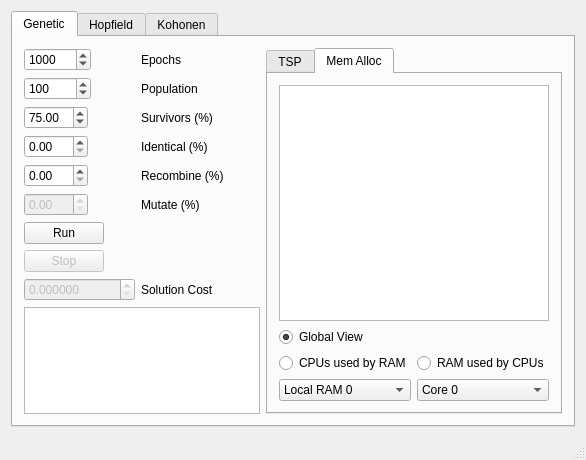
balsini/NeuroLab, file src/mainwindow.ui: the form before one commit.
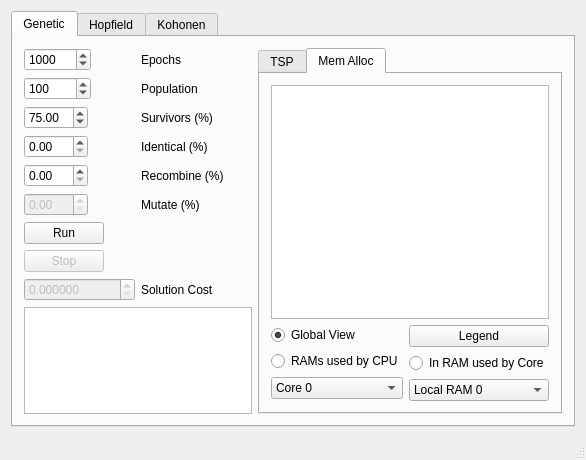
The form after the commit. Custom widgets are drawn as their Qt base class.

Patch:
```diff
--- a/src/mainwindow.ui
+++ b/src/mainwindow.ui
@@ -241,9 +241,61 @@
               <item>
                <layout class="QVBoxLayout" name="verticalLayout_3">
                 <item>
+                 <widget class="QRadioButton" name="radioButton_3">
+                  <property name="text">
+                   <string>Global View</string>
+                  </property>
+                  <property name="checked">
+                   <bool>true</bool>
+                  </property>
+                 </widget>
+                </item>
+                <item>
+                 <widget class="QRadioButton" name="radioButton">
+                  <property name="text">
+                   <string>RAMs used by CPU</string>
+                  </property>
+                 </widget>
+                </item>
+                <item>
+                 <widget class="QComboBox" name="comboBox">
+                  <item>
+                   <property name="text">
+                    <string>Core 0</string>
+                   </property>
+                  </item>
+                  <item>
+                   <property name="text">
+                    <string>Core 1</string>
+                   </property>
+                  </item>
+                  <item>
+                   <property name="text">
+                    <string>Core 2</string>
+                   </property>
+                  </item>
+                  <item>
+                   <property name="text">
+                    <string>Core 3</string>
+                   </property>
+                  </item>
+                 </widget>
+                </item>
+               </layout>
+              </item>
+              <item>
+               <layout class="QVBoxLayout" name="verticalLayout_2">
+                <item>
+                 <widget class="QPushButton" name="MemAllocLegend">
+                  <property name="text">
+                   <string>Legend</string>
+                  </property>
+                 </widget>
+                </item>
+                <item>
                  <widget class="QRadioButton" name="radioButton_2">
                   <property name="text">
-                   <string>CPUs used by RAM</string>
+                   <string>In RAM used by Core</string>
                   </property>
                   <property name="checked">
                    <bool>false</bool>
@@ -281,53 +333,8 @@
                 </item>
                </layout>
               </item>
-              <item>
-               <layout class="QVBoxLayout" name="verticalLayout_2">
-                <item>
-                 <widget class="QRadioButton" name="radioButton">
-                  <property name="text">
-                   <string>RAM used by CPUs</string>
-                  </property>
-                 </widget>
-                </item>
-                <item>
-                 <widget class="QComboBox" name="comboBox">
-                  <item>
-                   <property name="text">
-                    <string>Core 0</string>
-                   </property>
-                  </item>
-                  <item>
-                   <property name="text">
-                    <string>Core 1</string>
-                   </property>
-                  </item>
-                  <item>
-                   <property name="text">
-                    <string>Core 2</string>
-                   </property>
-                  </item>
-                  <item>
-                   <property name="text">
-                    <string>Core 3</string>
-                   </property>
-                  </item>
-                 </widget>
-                </item>
-               </layout>
-              </item>
              </layout>
             </item>
-            <item row="1" column="0">
-             <widget class="QRadioButton" name="radioButton_3">
-              <property name="text">
-               <string>Global View</string>
-              </property>
-              <property name="checked">
-               <bool>true</bool>
-              </property>
-             </widget>
-            </item>
            </layout>
           </widget>
          </widget>
```
Left out of the diff: 29 changed lines with no effect on the pictures.
